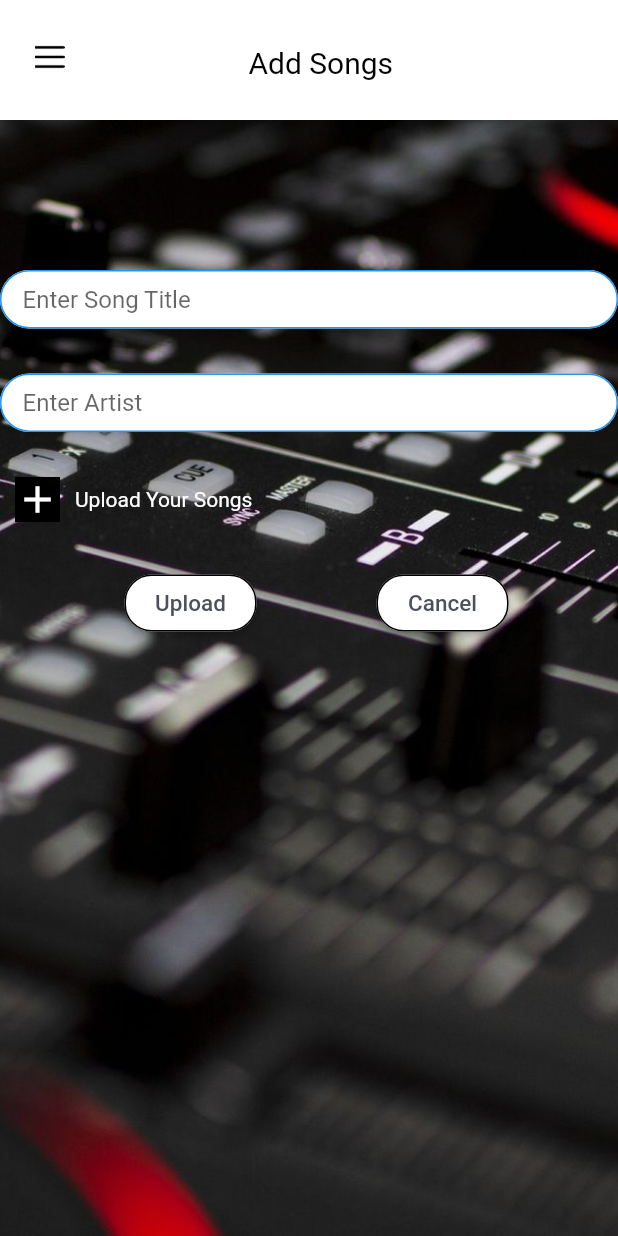
After one commit to evadevkota/musicapp, a Flutter app: the AddSongs screen opened directly, on a phone screen of 412 x 824 dp. The commit adds this screen. Run offline on Flutter 3.47's test engine with Material 2 defaults, Android fonts, the phone set to English and light mode, and no system bars; drawn by our look-alikes of velocity_x; our stand-ins replace audioplayers, carousel_slider, flutter_hooks, freezed_annotation, hooks_riverpod; missing offline and left inert: contactus, locally, syncfusion_flutter_pdfviewer.

Commit message:
This is second commit

```diff
--- /dev/null
+++ b/lib/feature/addsongs/views/addsongs.dart
@@ -0,0 +1,130 @@
+import 'package:flutter/material.dart';
+import 'package:fyp/core/widgets/main_drawer.dart';
+import 'package:velocity_x/velocity_x.dart';
+
+class AddSongs extends StatefulWidget {
+  @override
+  AddSongsState createState() => AddSongsState();
+}
+
+class AddSongsState extends State<AddSongs> {
+  var scaffoldKey = GlobalKey<ScaffoldState>();
+  @override
+  Widget build(BuildContext context) {
+    return Scaffold(
+        key: scaffoldKey,
+        appBar: PreferredSize(
+          preferredSize: const Size.fromHeight(80),
+          child: AppBar(
+            leading: IconButton(
+                padding: const EdgeInsets.fromLTRB(10, 20, 0, 0),
+                icon: Image.asset(
+                  'images/menu.png',
+                  height: 20,
+                  color: Colors.black,
+                ),
+                onPressed: () {
+                  scaffoldKey.currentState?.openDrawer();
+                }),
+            backgroundColor: Colors.white,
+            actions: <Widget>[
+              Padding(
+                padding: const EdgeInsets.fromLTRB(0, 30, 150, 0),
+                child: Text("Add Songs",
+                    style: TextStyle(
+                      fontSize: 20,
+                      color: Colors.black,
+                    )),
+              ),
+            ],
+          ),
+        ),
+        drawer: MainDrawer(),
+        body: Container(
+            decoration: BoxDecoration(
+                image: DecorationImage(
+                    image: AssetImage('images/about4.jpg'), fit: BoxFit.cover)),
+            child: Column(children: [
+              Column(
+                  mainAxisSize: MainAxisSize.min,
+                  crossAxisAlignment: CrossAxisAlignment.start,
+                  children: <Widget>[
+                    Container(
+                        padding: EdgeInsets.only(top: 100),
+                        child: Column(children: [
+                          VxTextField(
+                            fillColor: Colors.white,
+                            hint: 'Enter Song Title',
+                            borderType: VxTextFieldBorderType.roundLine,
+                          ),
+                          SizedBox(height: 30),
+                          VxTextField(
+                            fillColor: Colors.white,
+                            hint: 'Enter Artist',
+                            borderType: VxTextFieldBorderType.roundLine,
+                          ),
+                          Container(
+                              padding: EdgeInsets.only(left: 10, top: 30),
+                              child: Row(children: [
+                                Container(
+                                  decoration: BoxDecoration(
+                                    color: Colors.black,
+                                  ),
+                                  child: Icon(
+                                    Icons.add,
+                                    color: Colors.white,
+                                    size: 30,
+                                  ),
+                                ),
+                                SizedBox(
+                                  width: 10.0,
+                                ),
+                                Text(
+                                  "Upload Your Songs",
+                                  style: TextStyle(
+                                    color: Colors.white,
+                                  ),
+                                )
+                              ])),
+                          Container(
+                              padding: EdgeInsets.only(left: 10, top: 30),
+                              child: Row(
+                                  mainAxisSize: MainAxisSize.min,
+                                  crossAxisAlignment: CrossAxisAlignment.start,
+                                  children: <Widget>[
+                                    RaisedButton(
+                                      color: Colors.white,
+                                      shape: RoundedRectangleBorder(
+                                        borderRadius:
+                                            BorderRadius.circular(18.0),
+                                        side: const BorderSide(),
+                                      ),
+                                      onPressed: () async {},
+                                      padding: const EdgeInsets.all(10.0),
+                                      textColor: const Color(0xff4c505b),
+                                      child: const Text("Upload",
+                                          style: TextStyle(fontSize: 15)),
+                                    ),
+                                    SizedBox(
+                                      height: 49,
+                                      width: 80,
+                                    ),
+                                    RaisedButton(
+                                      color: Colors.white,
+                                      shape: RoundedRectangleBorder(
+                                        borderRadius:
+                                            BorderRadius.circular(18.0),
+                                        side: const BorderSide(),
+                                      ),
+                                      onPressed: () async {},
+                                      padding: const EdgeInsets.all(10.0),
+                                      textColor: const Color(0xff4c505b),
+                                      child: const Text("Cancel",
+                                          style: TextStyle(fontSize: 15)),
+                                    ),
+                                  ]))
+                        ]))
+                  ])
+            ])));
+  }
+}
--- a/lib/feature/artist/views/chords/metallica.dart
+++ b/lib/feature/artist/views/chords/metallica.dart
@@ -113,7 +113,7 @@ class MetallicaState extends State<Metallica> {
                       )),
                   onTap: () {},
                   title: const Text(
-                    'Nothing else matters',
+                    'Nothing else m',
                     style: TextStyle(fontSize: 15),
                   ),
                 ),
```
Also changed, not shown: lib/core/widgets/search.dart (deleted, +0 -55 lines), lib/feature/Mysongs/views/Mysongs.dart (added, +50 -0 lines), lib/feature/artist/views/chords/exo.dart (+7 -1 lines), lib/feature/home/views/home.dart (+17 -3 lines).
